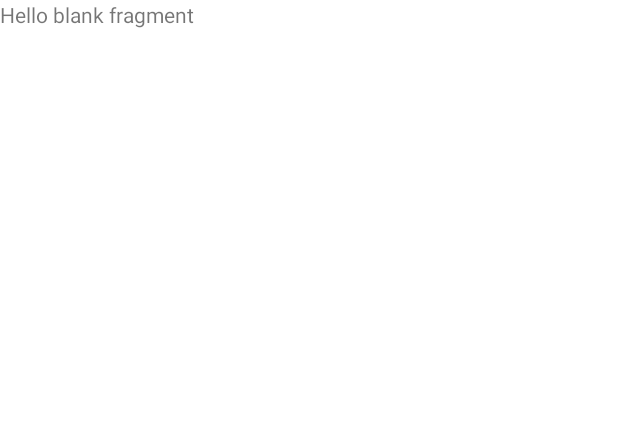
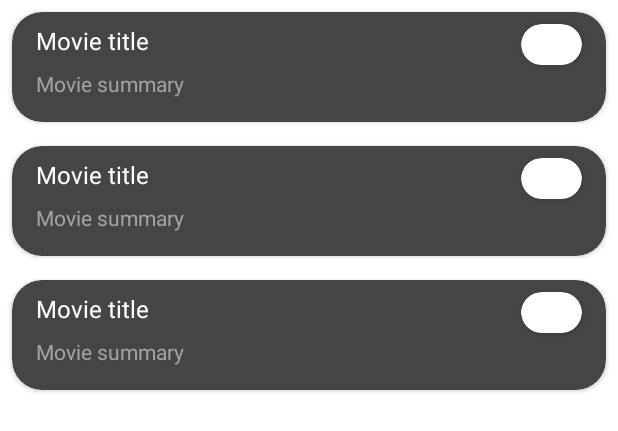
Before and after one commit to PedroSchwarz/EyeCritic-Android, an Android app: the layout fragment_movie_list.xml on its own in the app's theme, with its tools: preview values and no code run, on a phone screen of 412 x 824 dp. Shown: the top 431 px of the screen. Run offline under Robolectric (Android 15) with nearby library versions, the phone set to English and light mode, and no system bars.

Commit message:
Listing movies

```diff
--- a/app/src/main/java/com/pedro/schwarz/desafioyourdev/AppApplication.kt
+++ b/app/src/main/java/com/pedro/schwarz/desafioyourdev/AppApplication.kt
@@ -2,6 +2,7 @@ package com.pedro.schwarz.desafioyourdev
 
 import android.app.Application
 import com.pedro.schwarz.desafioyourdev.di.module.retrofitModule
+import com.pedro.schwarz.desafioyourdev.di.module.uiModule
 import org.koin.android.ext.koin.androidContext
 import org.koin.core.context.startKoin
 
@@ -11,7 +12,7 @@ class AppApplication : Application() {
         super.onCreate()
         startKoin {
             androidContext(this@AppApplication)
-            modules(retrofitModule)
+            modules(retrofitModule, uiModule)
         }
     }
 }
--- a/app/src/main/java/com/pedro/schwarz/desafioyourdev/di/module/AppModule.kt
+++ b/app/src/main/java/com/pedro/schwarz/desafioyourdev/di/module/AppModule.kt
@@ -1,8 +1,13 @@
 package com.pedro.schwarz.desafioyourdev.di.module
 
 import com.pedro.schwarz.desafioyourdev.retrofit.client.MovieClient
+import com.pedro.schwarz.desafioyourdev.ui.recyclerview.MoviesAdapter
 import org.koin.dsl.module
 
 val retrofitModule = module {
     single<MovieClient> { MovieClient() }
 }
+
+val uiModule = module {
+    factory<MoviesAdapter> { MoviesAdapter() }
+}
--- a/app/src/main/res/layout/fragment_movie_list.xml
+++ b/app/src/main/res/layout/fragment_movie_list.xml
@@ -1,14 +1,18 @@
 <?xml version="1.0" encoding="utf-8"?>
-<FrameLayout xmlns:android="http://schemas.android.com/apk/res/android"
+<androidx.constraintlayout.widget.ConstraintLayout xmlns:android="http://schemas.android.com/apk/res/android"
+    xmlns:app="http://schemas.android.com/apk/res-auto"
     xmlns:tools="http://schemas.android.com/tools"
     android:layout_width="match_parent"
     android:layout_height="match_parent"
     tools:context=".ui.fragment.MovieListFragment">
 
-    <!-- TODO: Update blank fragment layout -->
-    <TextView
+    <androidx.recyclerview.widget.RecyclerView
+        android:id="@+id/movie_list"
         android:layout_width="match_parent"
         android:layout_height="match_parent"
-        android:text="@string/hello_blank_fragment" />
-
-</FrameLayout>
+        app:layout_constraintBottom_toBottomOf="parent"
+        app:layout_constraintEnd_toEndOf="parent"
+        app:layout_constraintStart_toStartOf="parent"
+        app:layout_constraintTop_toTopOf="parent"
+        tools:listitem="@layout/item_movie" />
+</androidx.constraintlayout.widget.ConstraintLayout>
--- /dev/null
+++ b/app/src/main/res/layout/item_movie.xml
@@ -0,0 +1,81 @@
+<?xml version="1.0" encoding="utf-8"?>
+<androidx.constraintlayout.widget.ConstraintLayout xmlns:android="http://schemas.android.com/apk/res/android"
+    xmlns:app="http://schemas.android.com/apk/res-auto"
+    xmlns:tools="http://schemas.android.com/tools"
+    android:layout_width="match_parent"
+    android:layout_height="wrap_content">
+
+    <androidx.cardview.widget.CardView
+        android:layout_width="0dp"
+        android:layout_height="wrap_content"
+        android:layout_marginStart="8dp"
+        android:layout_marginTop="8dp"
+        android:layout_marginEnd="8dp"
+        android:layout_marginBottom="8dp"
+        app:cardBackgroundColor="@color/colorDarkGrey"
+        app:cardCornerRadius="20dp"
+        app:layout_constraintBottom_toBottomOf="parent"
+        app:layout_constraintEnd_toEndOf="parent"
+        app:layout_constraintStart_toStartOf="parent"
+        app:layout_constraintTop_toTopOf="parent">
+
+        <androidx.constraintlayout.widget.ConstraintLayout
+            android:layout_width="match_parent"
+            android:layout_height="match_parent">
+
+            <TextView
+                android:id="@+id/item_movie_title"
+                android:layout_width="0dp"
+                android:layout_height="wrap_content"
+                android:layout_marginStart="16dp"
+                android:layout_marginTop="8dp"
+                android:layout_marginEnd="8dp"
+                android:textColor="@color/colorLight"
+                android:textSize="16sp"
+                app:layout_constraintEnd_toStartOf="@+id/item_movie_age_card"
+                app:layout_constraintStart_toStartOf="parent"
+                app:layout_constraintTop_toTopOf="parent"
+                tools:text="Movie title" />
+
+            <androidx.cardview.widget.CardView
+                android:id="@+id/item_movie_age_card"
+                android:layout_width="wrap_content"
+                android:layout_height="wrap_content"
+                android:layout_marginEnd="16dp"
+                app:cardCornerRadius="20dp"
+                app:layout_constraintEnd_toEndOf="parent"
+                app:layout_constraintTop_toTopOf="@+id/item_movie_title">
+
+                <TextView
+                    android:id="@+id/item_movie_age"
+                    android:layout_width="wrap_content"
+                    android:layout_height="wrap_content"
+                    android:layout_marginStart="8dp"
+                    android:layout_marginLeft="8dp"
+                    android:layout_marginTop="4dp"
+                    android:layout_marginEnd="8dp"
+                    android:layout_marginRight="8dp"
+                    android:layout_marginBottom="4dp"
+                    android:textColor="@color/colorLight"
+                    android:textSize="14sp"
+                    tools:text="Age" />
+            </androidx.cardview.widget.CardView>
+
+            <TextView
+                android:id="@+id/item_movie_summary"
+                android:layout_width="0dp"
+                android:layout_height="wrap_content"
+                android:layout_marginTop="8dp"
+                android:layout_marginBottom="16dp"
+                android:ellipsize="end"
+                android:maxLines="3"
+                android:textColor="@color/colorLightGrey"
+                app:layout_constraintBottom_toBottomOf="parent"
+                app:layout_constraintEnd_toEndOf="@+id/item_movie_age_card"
+                app:layout_constraintStart_toStartOf="@+id/item_movie_title"
+                app:layout_constraintTop_toBottomOf="@+id/item_movie_title"
+                app:layout_constraintVertical_bias="0.0"
+                tools:text="Movie summary" />
+        </androidx.constraintlayout.widget.ConstraintLayout>
+    </androidx.cardview.widget.CardView>
+</androidx.constraintlayout.widget.ConstraintLayout>
--- a/app/src/main/res/values/colors.xml
+++ b/app/src/main/res/values/colors.xml
@@ -3,4 +3,13 @@
     <color name="colorPrimary">#6200EE</color>
     <color name="colorPrimaryDark">#3700B3</color>
     <color name="colorAccent">#03DAC5</color>
+
+    <color name="colorDark">#000000</color>
+    <color name="colorLight">#FFFFFF</color>
+    <color name="colorSuccess">#4CAF50</color>
+    <color name="colorWarning">#FF9800</color>
+    <color name="colorInfo">#03A9F4</color>
+    <color name="colorError">#F44336</color>
+    <color name="colorDarkGrey">#454545</color>
+    <color name="colorLightGrey">#A3A3A3</color>
 </resources>
```
Also changed, not shown: app/src/main/java/com/pedro/schwarz/desafioyourdev/ui/extension/Extension.kt (+39 -0 lines), app/src/main/java/com/pedro/schwarz/desafioyourdev/ui/fragment/MovieListFragment.kt (+22 -4 lines), app/src/main/java/com/pedro/schwarz/desafioyourdev/ui/recyclerview/MoviesAdapter.kt (added, +54 -0 lines).
